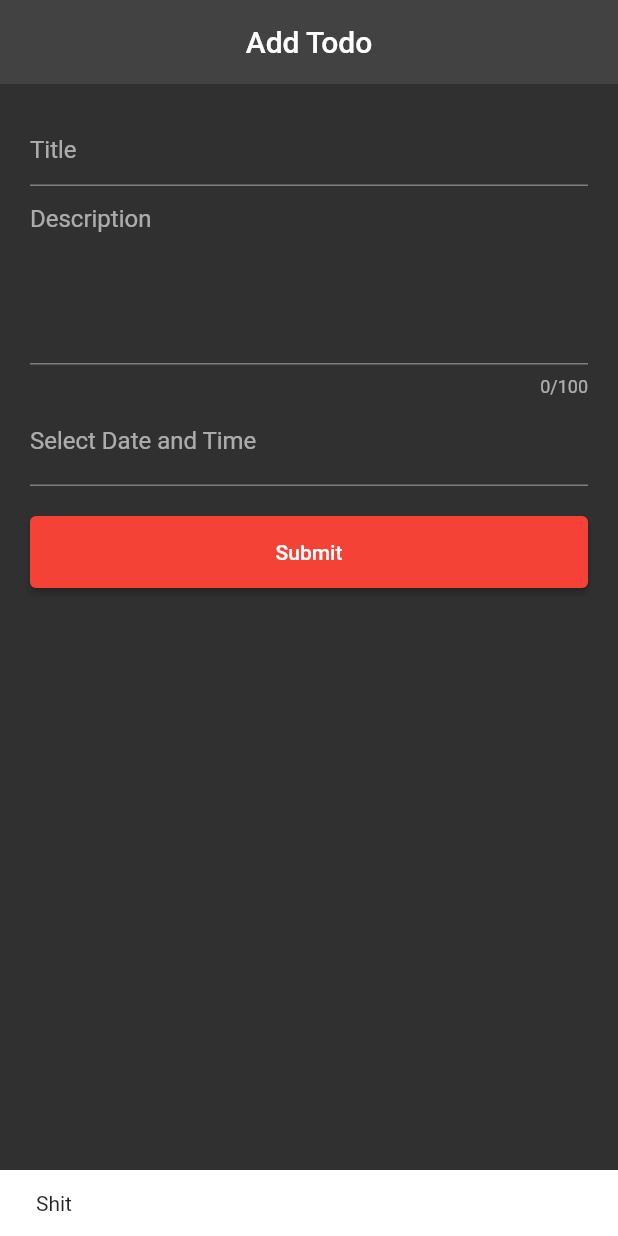
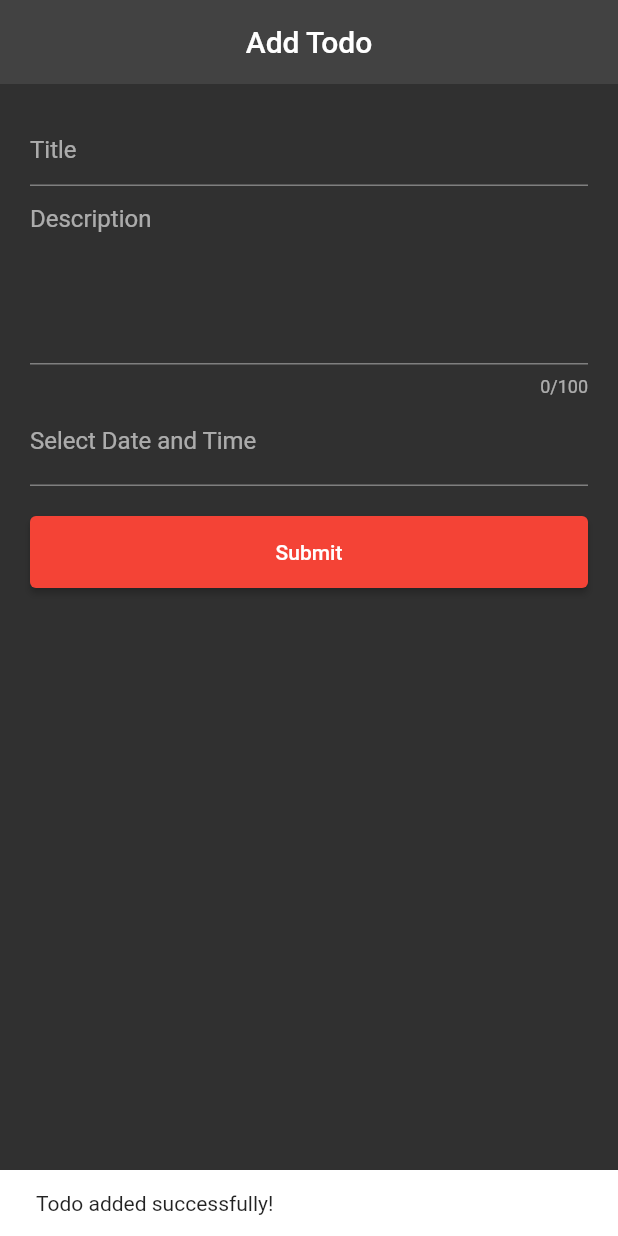
Before and after one commit to BaberHashmi512/Todo, a Flutter app: the AddTodoPage screen opened directly, after a tap on "Submit", on a phone screen of 412 x 824 dp. Run offline on Flutter 3.47's test engine with Material 2 defaults, Android fonts, the phone set to English and light mode, and no system bars; our stand-ins replace connectivity, connectivity_plus, flutter_local_notifications, sqflite, timezone; accounts and stored records are empty; network calls fail.

Commit message:
database Notification done

```diff
--- a/lib/screens/add_page.dart
+++ b/lib/screens/add_page.dart
@@ -5,9 +5,7 @@ import 'package:sqflite/sqflite.dart';
 import 'package:todo/services/notification_service.dart';
 import 'package:todo/services/todo_service.dart';
 import 'package:todo/utils/snackbar_helper.dart';
-import 'package:timezone/timezone.dart' as tz;
-
-import '../main.dart';
+import 'package:todo/main.dart';
 
 class AddTodoPage extends StatefulWidget {
   final Map? todo;
@@ -195,46 +193,35 @@ class _AddTodoPageState extends State<AddTodoPage> {
         version: 1,
       );
 
-      // Create a new DateTime object using the UTC values
-      DateTime utcDateTime = DateTime.utc(
-        _selectedDateTime!.year,
-        _selectedDateTime!.month,
-        _selectedDateTime!.day,
-        _selectedDateTime!.hour,
-        _selectedDateTime!.minute,
-        _selectedDateTime!.second,
-      );
-
       final Map<String, dynamic> todoData = {
         'title': titleController.text,
         'description': descriptionController.text,
-        'date_time': utcDateTime.toIso8601String(),
-        // Convert to ISO 8601 string
+        'date_time': _selectedDateTime?.toIso8601String(),
         'completed': 0,
       };
       await database.insert('todos', todoData,
           conflictAlgorithm: ConflictAlgorithm.replace);
       final todoId = await getRecentlyInsertedTodo(); // Await the function call
 
-      await _notificationService.showNotifications()
 
       await _notificationService.scheduleNotifications(
           id: todoId as int,
           title: titleController.text,
           body: descriptionController.text,
-          time: utcDateTime);
-
+          time: _selectedDateTime,
+          flutterLocalNotificationsPlugin: flutterLocalNotificationsPlugin);
       await database.close();
 
+      // ignore: use_build_context_synchronously
       ScaffoldMessenger.of(this.context).showSnackBar(
         const SnackBar(
-          content: Text("Done!"),
+          content: Text("Todo added successfully!"),
         ),
       );
     } catch (e) {
       ScaffoldMessenger.of(this.context).showSnackBar(
-        const SnackBar(
-          content: Text("Shit"),
+        SnackBar(
+          content: Text("Error: $e"),
         ),
       );
     }
--- a/lib/screens/todo_list.dart
+++ b/lib/screens/todo_list.dart
@@ -28,7 +28,6 @@ class _TodoListPageState extends State<TodoListPage> {
     super.initState();
     initConnectivity();
     _refreshJournals();
-    // print("..number of items ${_journals.length}");
   }
 
   @override
--- a/lib/services/notification_service.dart
+++ b/lib/services/notification_service.dart
@@ -33,8 +33,10 @@ class NotificationService {
         .show(id, title, body, platformChannelSpecifics, payload: payload);
   }
 
-  Future<void> scheduleNotifications({id, title, body, time, required FlutterLocalNotificationsPlugin flutterLocalNotificationsPlugin}) async {
+  Future<void> scheduleNotifications({id, title, body, time,
+    required FlutterLocalNotificationsPlugin flutterLocalNotificationsPlugin}) async {
     try {
+      print("Tz local ${tz.TZDateTime.from(time, tz.local)}");
       await flutterLocalNotificationsPlugin.zonedSchedule(
           id,
           title,
```
